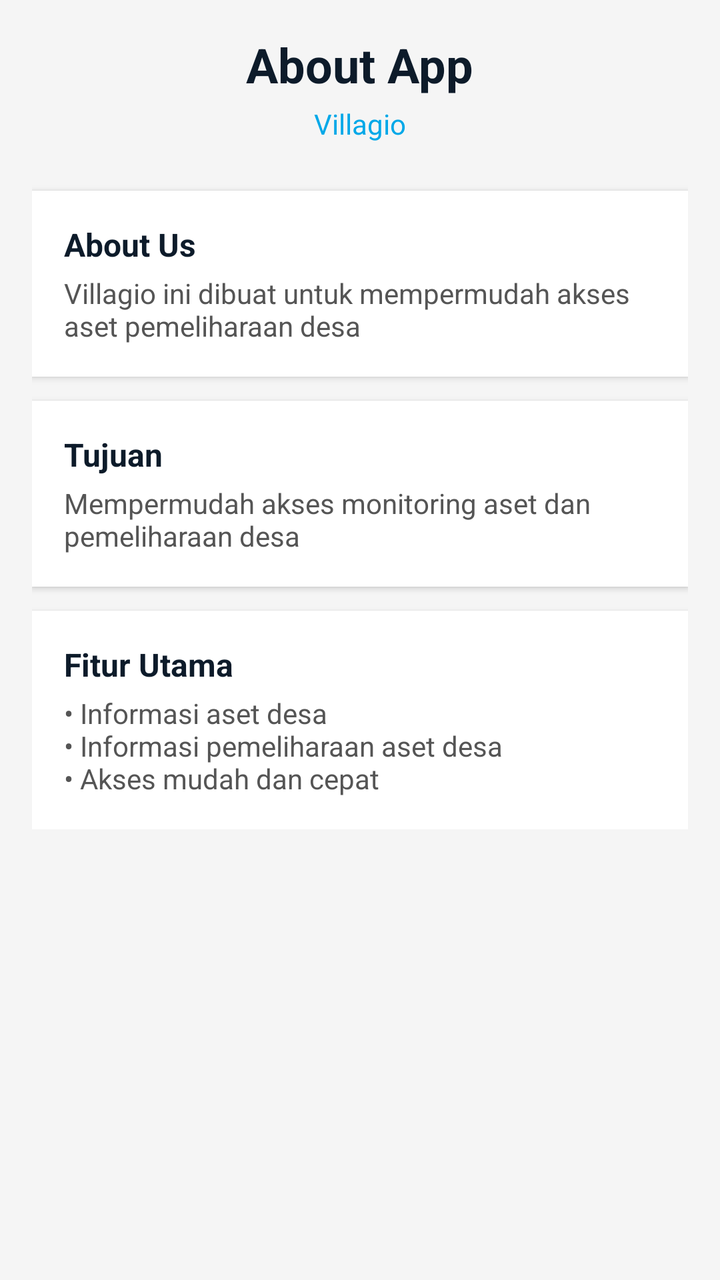
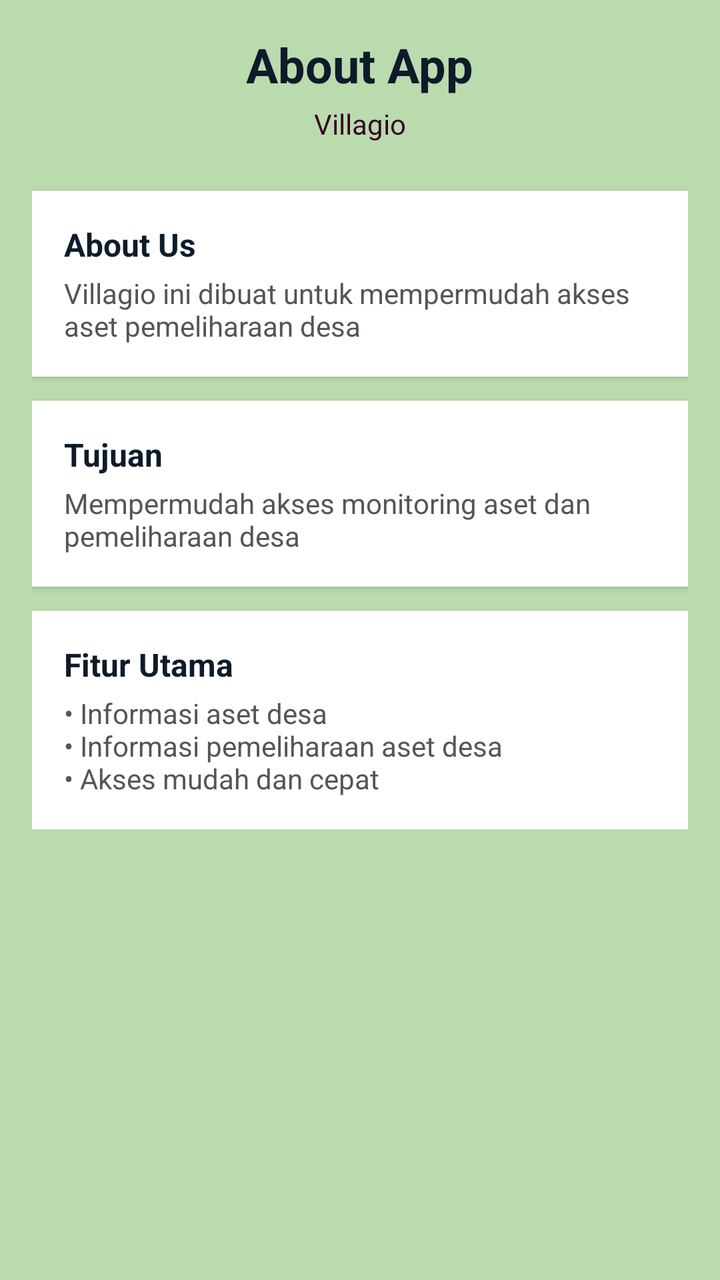

Two renders of the same Android screen: before a commit and after it. Below are the layout's source before the change and the commit's diff.
<!-- AndroidManifest.xml: application theme Theme.Elincortis -->
<!-- res/layout/fragment_about.xml -->
<?xml version="1.0" encoding="utf-8"?>
<ScrollView xmlns:android="http://schemas.android.com/apk/res/android"
    android:layout_width="match_parent"
    android:layout_height="match_parent"
    android:background="#F5F5F5">

    <LinearLayout
        android:layout_width="match_parent"
        android:layout_height="wrap_content"
        android:orientation="vertical"
        android:padding="16dp">

        
        <TextView
            android:layout_width="wrap_content"
            android:layout_height="wrap_content"
            android:text="About App"
            android:textSize="24sp"
            android:textStyle="bold"
            android:textColor="#0D1B2A"
            android:layout_gravity="center"/>

        
        <TextView
            android:layout_width="wrap_content"
            android:layout_height="wrap_content"
            android:text="Villagio"
            android:textSize="14sp"
            android:textColor="#00A8E8"
            android:layout_marginTop="4dp"
            android:layout_gravity="center"/>

        
        <View
            android:layout_width="match_parent"
            android:layout_height="24dp"/>

        
        <LinearLayout
            android:layout_width="match_parent"
            android:layout_height="wrap_content"
            android:orientation="vertical"
            android:background="#FFFFFF"
            android:padding="16dp"
            android:elevation="2dp"
            android:layout_marginBottom="12dp">

            <TextView
                android:text="About Us"
                android:textStyle="bold"
                android:textSize="16sp"
                android:textColor="#0D1B2A"
                android:layout_width="wrap_content"
                android:layout_height="wrap_content"/>

            <TextView
                android:text="Villagio ini dibuat untuk mempermudah akses aset pemeliharaan desa"
                android:textSize="14sp"
                android:textColor="#555"
                android:layout_marginTop="4dp"
                android:layout_width="wrap_content"
                android:layout_height="wrap_content"/>
        </LinearLayout>

        
        <LinearLayout
            android:layout_width="match_parent"
            android:layout_height="wrap_content"
            android:orientation="vertical"
            android:background="#FFFFFF"
            android:padding="16dp"
            android:elevation="2dp"
            android:layout_marginBottom="12dp">

            <TextView
                android:text="Tujuan"
                android:textStyle="bold"
                android:textSize="16sp"
                android:textColor="#0D1B2A"
                android:layout_width="wrap_content"
                android:layout_height="wrap_content"/>

            <TextView
                android:text="Mempermudah akses monitoring aset dan pemeliharaan desa"
                android:textSize="14sp"
                android:textColor="#555"
                android:layout_marginTop="4dp"
                android:layout_width="wrap_content"
                android:layout_height="wrap_content"/>
        </LinearLayout>

        
        <LinearLayout
            android:layout_width="match_parent"
            android:layout_height="wrap_content"
            android:orientation="vertical"
            android:background="#FFFFFF"
            android:padding="16dp"
            android:elevation="2dp">

            <TextView
                android:text="Fitur Utama"
                android:textStyle="bold"
                android:textSize="16sp"
                android:textColor="#0D1B2A"
                android:layout_width="wrap_content"
                android:layout_height="wrap_content"/>

            <TextView
                android:text="• Informasi aset desa\n• Informasi pemeliharaan aset desa\n• Akses mudah dan cepat"
                android:textSize="14sp"
                android:textColor="#555"
                android:layout_marginTop="4dp"
                android:layout_width="wrap_content"
                android:layout_height="wrap_content"/>
        </LinearLayout>

    </LinearLayout>
</ScrollView>
<!-- resources referenced by this layout -->
<resources>
  <style name="Theme.Elincortis" parent="Base.Theme.Elincortis" />
  <style name="Base.Theme.Elincortis" parent="Theme.Material3.DayNight.NoActionBar">
          
          
      </style>
</resources>

<!-- the commit's change to res/layout/fragment_about.xml (unified diff, before → after) -->
@@ -2,7 +2,7 @@
 <ScrollView xmlns:android="http://schemas.android.com/apk/res/android"
     android:layout_width="match_parent"
     android:layout_height="match_parent"
-    android:background="#F5F5F5">
+    android:background="#BADBAE">
 
     <LinearLayout
         android:layout_width="match_parent"
@@ -26,7 +26,7 @@
             android:layout_height="wrap_content"
             android:text="Villagio"
             android:textSize="14sp"
-            android:textColor="#00A8E8"
+            android:textColor="#350122"
             android:layout_marginTop="4dp"
             android:layout_gravity="center"/>
 
